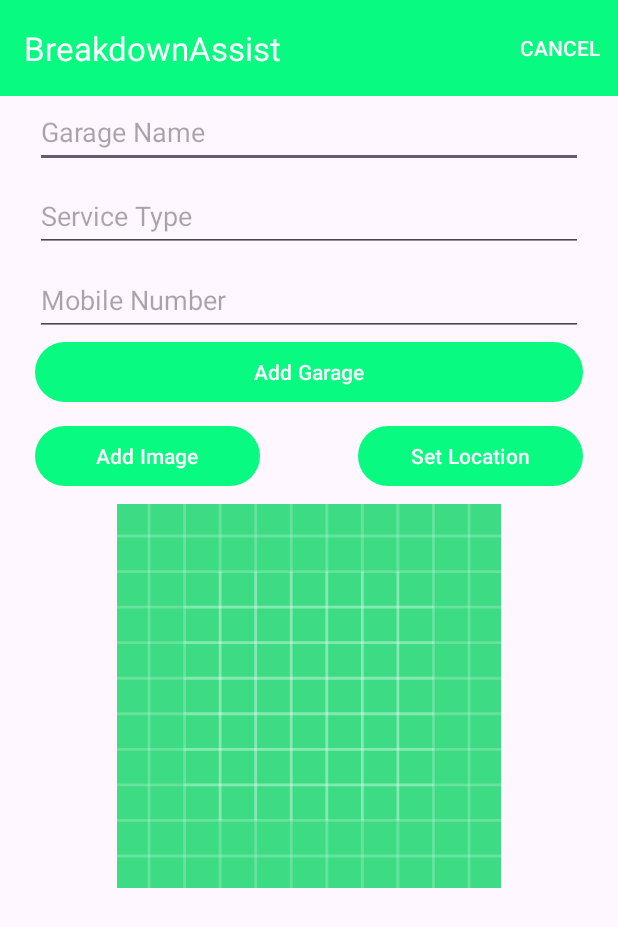
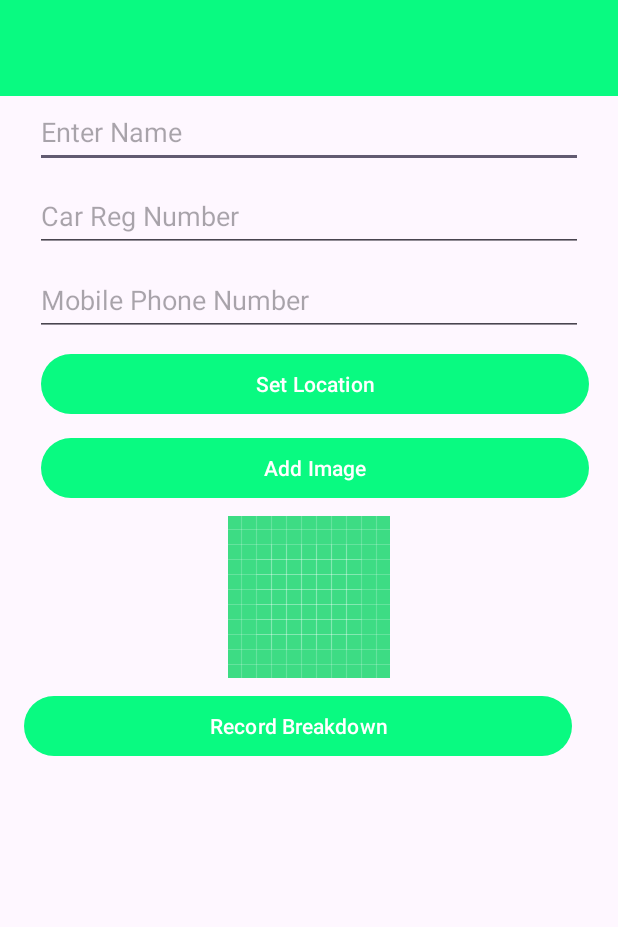
Before and after one commit to damiendriver/breakdownassist, an Android app: the screen it shows after launch (BreakdownActivity before the commit, CalloutServiceActivity after it), after a tap on "Report a Breakdown", on a phone screen of 412 x 824 dp. Shown: the top 927 px of the screen. Run offline under Robolectric (Android 15) with nearby library versions, the phone set to English and light mode, and no system bars; our stand-ins replace Timber.

Commit message:
tidy up files

```diff
--- a/app/src/main/AndroidManifest.xml
+++ b/app/src/main/AndroidManifest.xml
@@ -16,6 +16,9 @@
         android:supportsRtl="true"
         android:theme="@style/Theme.BreakdownAssist."
         tools:targetApi="31">
+        <activity
+            android:name=".activities.CalloutServiceActivity"
+            android:exported="false" />
         <activity
             android:name=".activities.SplashPageActivity"
             android:exported="true">
@@ -52,7 +55,6 @@
         <activity
             android:name=".activities.BreakdownListActivity"
             android:exported="true">
-
             <meta-data
                 android:name="android.app.lib_name"
                 android:value="" />
--- /dev/null
+++ b/app/src/main/java/ie/setu/breakdownassist/activities/CalloutServiceActivity.kt
@@ -0,0 +1,12 @@
+package ie.setu.breakdownassist.activities
+
+import androidx.appcompat.app.AppCompatActivity
+import android.os.Bundle
+import ie.setu.breakdownassist.R
+
+class CalloutServiceActivity : AppCompatActivity() {
+    override fun onCreate(savedInstanceState: Bundle?) {
+        super.onCreate(savedInstanceState)
+        setContentView(R.layout.activity_callout_service)
+    }
+}
--- a/app/src/main/java/ie/setu/breakdownassist/activities/SplashPageActivity.kt
+++ b/app/src/main/java/ie/setu/breakdownassist/activities/SplashPageActivity.kt
@@ -21,7 +21,7 @@ class SplashPageActivity : AppCompatActivity() {
 
         binding.carOwner.setOnClickListener() {
             i("Report Breakdown Button Pressed")
-            val intent = Intent(this, BreakdownActivity::class.java)
+            val intent = Intent(this, CalloutServiceActivity::class.java)
             startActivity(intent)
         }
 
--- a/app/src/main/java/ie/setu/breakdownassist/main/MainApp.kt
+++ b/app/src/main/java/ie/setu/breakdownassist/main/MainApp.kt
@@ -2,8 +2,6 @@ package ie.setu.breakdownassist.main
 
 import android.app.Application
 import ie.setu.breakdownassist.models.BreakdownJSONStore
-import ie.setu.breakdownassist.models.BreakdownMemStore
-import ie.setu.breakdownassist.models.BreakdownModel
 import ie.setu.breakdownassist.models.BreakdownStore
 import timber.log.Timber
 import timber.log.Timber.Forest.i
--- /dev/null
+++ b/app/src/main/res/layout/activity_callout_service.xml
@@ -0,0 +1,133 @@
+<?xml version="1.0" encoding="utf-8"?>
+<androidx.constraintlayout.widget.ConstraintLayout xmlns:android="http://schemas.android.com/apk/res/android"
+    xmlns:app="http://schemas.android.com/apk/res-auto"
+    xmlns:tools="http://schemas.android.com/tools"
+    android:layout_width="match_parent"
+    android:layout_height="match_parent"
+    tools:context=".activities.CalloutServiceActivity">
+
+    <com.google.android.material.appbar.AppBarLayout
+        android:id="@+id/appBarLayout2"
+        android:layout_width="0dp"
+        android:layout_height="wrap_content"
+        android:background="@color/colorAccent"
+        android:fitsSystemWindows="true"
+        app:elevation="0dip"
+        app:layout_constraintEnd_toEndOf="parent"
+        app:layout_constraintStart_toStartOf="parent"
+        app:layout_constraintTop_toTopOf="parent"
+        app:theme="@style/ThemeOverlay.AppCompat.Dark.ActionBar">
+
+        <androidx.appcompat.widget.Toolbar
+            android:id="@+id/toolbarAdd"
+            android:layout_width="match_parent"
+            android:layout_height="wrap_content"
+            app:titleTextColor="@color/colorPrimary" />
+    </com.google.android.material.appbar.AppBarLayout>
+
+    <androidx.constraintlayout.widget.ConstraintLayout
+        android:layout_width="match_parent"
+        android:layout_height="600dp"
+        android:layout_marginEnd="8dp"
+        android:layout_marginStart="8dp"
+        app:layout_constraintEnd_toEndOf="parent"
+        app:layout_constraintStart_toStartOf="parent"
+        app:layout_constraintTop_toTopOf="parent">
+
+        <EditText
+            android:id="@+id/calloutTitle"
+            android:layout_width="365dp"
+            android:layout_height="48dp"
+            android:layout_marginStart="8dp"
+            android:layout_marginTop="64dp"
+            android:layout_marginEnd="8dp"
+            android:ems="10"
+            android:hint="@string/hint_calloutTitle"
+            android:inputType="textPersonName"
+            app:layout_constraintEnd_toEndOf="parent"
+            app:layout_constraintHorizontal_bias="0.503"
+            app:layout_constraintStart_toStartOf="parent"
+            app:layout_constraintTop_toTopOf="parent" />
+
+        <EditText
+            android:id="@+id/calloutCarReg"
+            android:layout_width="365dp"
+            android:layout_height="48dp"
+            android:layout_marginStart="8dp"
+            android:layout_marginTop="8dp"
+            android:layout_marginEnd="8dp"
+            android:ems="10"
+            android:hint="@string/hint_calloutCarReg"
+            android:inputType="text"
+            app:layout_constraintEnd_toEndOf="parent"
+            app:layout_constraintStart_toStartOf="parent"
+            app:layout_constraintTop_toBottomOf="@+id/calloutTitle" />
+
+        <EditText
+            android:id="@+id/calloutPhone"
+            android:layout_width="365dp"
+            android:layout_height="48dp"
+            android:layout_marginStart="8dp"
+            android:layout_marginTop="8dp"
+            android:layout_marginEnd="8dp"
+            android:ems="10"
+            android:hint="@string/hint_calloutPhone"
+            android:inputType="phone"
+            app:layout_constraintEnd_toEndOf="parent"
+            app:layout_constraintStart_toStartOf="parent"
+            app:layout_constraintTop_toBottomOf="@+id/calloutCarReg" />
+
+        <Button
+            android:id="@+id/calloutLocation"
+            android:layout_width="365dp"
+            android:layout_height="wrap_content"
+            android:layout_marginStart="8dp"
+            android:layout_marginTop="8dp"
+            android:text="@string/button_location"
+            app:layout_constraintEnd_toEndOf="parent"
+            app:layout_constraintStart_toStartOf="parent"
+            app:layout_constraintTop_toBottomOf="@+id/calloutPhone" />
+
+
+        <Button
+            android:id="@+id/chooseImage"
+            android:layout_width="365dp"
+            android:layout_height="wrap_content"
+            android:layout_marginStart="8dp"
+            android:layout_marginTop="8dp"
+            android:text="@string/button_addImage"
+            app:layout_constraintEnd_toEndOf="parent"
+            app:layout_constraintStart_toStartOf="parent"
+            app:layout_constraintTop_toBottomOf="@+id/calloutLocation" />
+
+
+        <ImageView
+            android:id="@+id/breakdownImage"
+            android:layout_width="365dp"
+            android:layout_height="wrap_content"
+            android:layout_marginStart="8dp"
+            android:layout_marginTop="8dp"
+            android:layout_marginEnd="8dp"
+            android:layout_marginBottom="8dp"
+            app:layout_constraintEnd_toEndOf="parent"
+            app:layout_constraintStart_toStartOf="parent"
+            app:layout_constraintTop_toBottomOf="@+id/chooseImage"
+            app:srcCompat="@drawable/ic_launcher_background" />
+
+        <Button
+            android:id="@+id/btnAdd"
+            android:layout_width="365dp"
+            android:layout_height="wrap_content"
+            android:layout_marginEnd="8dp"
+            android:layout_marginStart="8dp"
+            android:layout_marginTop="8dp"
+            android:text="@string/button_addCallout"
+            app:layout_constraintEnd_toEndOf="parent"
+            app:layout_constraintHorizontal_bias="0.0"
+            app:layout_constraintStart_toStartOf="parent"
+            app:layout_constraintVertical_bias="1.0"
+            app:layout_constraintTop_toBottomOf="@+id/breakdownImage" />
+
+    </androidx.constraintlayout.widget.ConstraintLayout>
+
+</androidx.constraintlayout.widget.ConstraintLayout>
--- a/app/src/main/res/values/strings.xml
+++ b/app/src/main/res/values/strings.xml
@@ -17,4 +17,8 @@
     <string name="title_activity_breakdown_maps">Map of All Breakdowns </string>
     <string name="button_carOwner"> Report a Breakdown </string>
     <string name="button_garageInfo"> BreakdownAssist Garages </string>
+    <string name="hint_calloutTitle">Enter Name</string>
+    <string name="hint_calloutCarReg">Car Reg Number </string>
+    <string name="hint_calloutPhone">Mobile Phone Number </string>
+    <string name="button_addCallout">Record Breakdown</string>
 </resources>
```
Also changed, not shown: app/src/main/java/ie/setu/breakdownassist/models/BreakdownModel.kt (line endings or trailing spaces).
